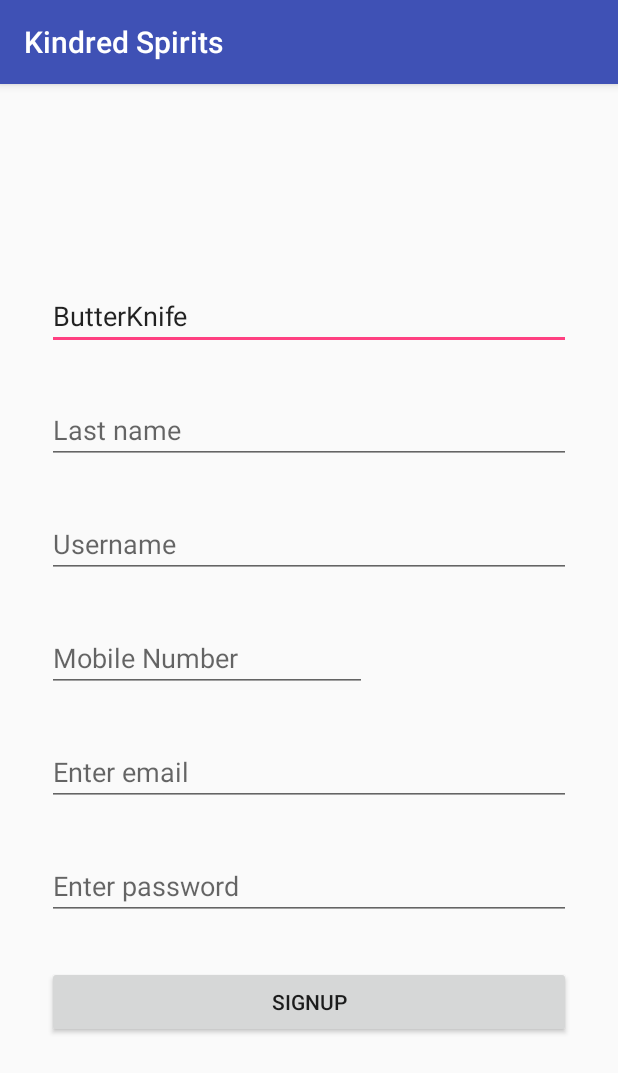
After one commit to chandlergaines/KindredSpirits, an Android app: the RegistrationActivity screen opened directly, with no data from a screen before it, on a phone screen of 412 x 824 dp. The commit adds this screen. Shown: the top 1073 px of the screen. Run offline under Robolectric (Android 15) with nearby library versions, the phone set to English and light mode, and no system bars; our stand-ins replace ButterKnife.

Commit message:
Third commit: Set up Butterknife, added Registration activity layout, doesn't go anywhere yet.

```diff
--- a/KindredSpirits/app/build.gradle
+++ b/KindredSpirits/app/build.gradle
@@ -1,4 +1,5 @@
 apply plugin: 'com.android.application'
+apply plugin: 'com.neenbedankt.android-apt'
 
 android {
     compileSdkVersion 24
@@ -31,6 +32,7 @@ dependencies {
     compile 'com.jakewharton:butterknife:8.4.0'
     compile 'com.google.firebase:firebase-auth:9.2.1'
     compile 'com.google.firebase:firebase-messaging:9.2.1'
+    apt 'com.jakewharton:butterknife-compiler:8.4.0'
 }
 
 apply plugin: 'com.google.gms.google-services'
--- a/KindredSpirits/app/src/main/AndroidManifest.xml
+++ b/KindredSpirits/app/src/main/AndroidManifest.xml
@@ -17,7 +17,6 @@
     <uses-permission android:name="android.permission.READ_PROFILE"/>
     <uses-permission android:name="android.permission.READ_CONTACTS"/>
     <uses-permission android:name="android.permission.INTERNET"/>
-
 
     <application
         android:allowBackup="true"
@@ -46,6 +45,8 @@
             android:name=".LoginActivity"
             android:label="@string/title_activity_login">
         </activity>
+        <activity android:name=".RegistrationActivity">
+        </activity>
     </application>
 
 </manifest>
--- a/KindredSpirits/app/src/main/java/com/chandler/android/aca/kindredspirits/NoteDialogNew.java
+++ b/KindredSpirits/app/src/main/java/com/chandler/android/aca/kindredspirits/NoteDialogNew.java
@@ -28,6 +28,7 @@ public class NoteDialogNew extends DialogFragment{
     private static final int CAMERA_REQUEST = 123;
     private ImageView mImageView;
     private Button mAddPhoto;
+    //todo bindview these things when you have the sanity
 
 
     public String mCurrentPhotoPath;
--- /dev/null
+++ b/KindredSpirits/app/src/main/java/com/chandler/android/aca/kindredspirits/RegistrationActivity.java
@@ -0,0 +1,30 @@
+package com.chandler.android.aca.kindredspirits;
+
+import android.os.Bundle;
+import android.support.v7.app.AppCompatActivity;
+import android.widget.Button;
+import android.widget.EditText;
+
+import butterknife.BindView;
+import butterknife.ButterKnife;
+
+public class RegistrationActivity extends AppCompatActivity {
+
+    @BindView(R.id.editTextFirstName) EditText mFirstName;
+    @BindView(R.id.editTextLastName) EditText mLastName;
+    @BindView(R.id.editTextUsername) EditText mUsername;
+    @BindView(R.id.editTextPassword) EditText mPassword;
+    @BindView(R.id.editTextMobile) EditText mMoblieNumber;
+    @BindView(R.id.editTextEmail) EditText mEmail;
+    @BindView(R.id.buttonSignup) Button mRegister;
+
+    @Override
+    protected void onCreate(Bundle savedInstanceState) {
+        super.onCreate(savedInstanceState);
+        setContentView(R.layout.activity_registration);
+
+        ButterKnife.bind(this);
+
+        mFirstName.setText("ButterKnife");
+    }
+}
--- /dev/null
+++ b/KindredSpirits/app/src/main/res/layout/activity_registration.xml
@@ -0,0 +1,78 @@
+<?xml version="1.0" encoding="utf-8"?>
+<RelativeLayout
+    xmlns:android="http://schemas.android.com/apk/res/android"
+    xmlns:tools="http://schemas.android.com/tools"
+    android:id="@+id/activity_registration"
+    android:layout_width="match_parent"
+    android:layout_height="match_parent"
+    android:paddingBottom="@dimen/activity_vertical_margin"
+    android:paddingLeft="@dimen/activity_horizontal_margin"
+    android:paddingRight="@dimen/activity_horizontal_margin"
+    android:paddingTop="@dimen/activity_vertical_margin"
+    tools:context="com.chandler.android.aca.kindredspirits.RegistrationActivity">
+
+    <LinearLayout
+        android:layout_centerVertical="true"
+        android:layout_width="match_parent"
+        android:layout_height="wrap_content"
+        android:orientation="vertical">
+
+        <EditText
+            android:id="@+id/editTextFirstName"
+            android:layout_width="match_parent"
+            android:layout_height="wrap_content"
+            android:layout_margin="15dp"
+            android:hint="First name"
+            android:inputType="textPersonName"/>
+
+        <EditText
+            android:id="@+id/editTextLastName"
+            android:layout_width="match_parent"
+            android:layout_height="wrap_content"
+            android:layout_margin="15dp"
+            android:hint="Last name"
+            android:inputType="textPersonName"/>
+
+        <EditText
+            android:id="@+id/editTextUsername"
+            android:layout_width="match_parent"
+            android:layout_height="wrap_content"
+            android:layout_margin="15dp"
+            android:hint="Username"/>
+
+        <EditText
+            android:layout_width="wrap_content"
+            android:layout_height="wrap_content"
+            android:layout_margin="15dp"
+            android:inputType="number"
+            android:ems="10"
+            android:hint="Mobile Number"
+            android:id="@+id/editTextMobile"/>
+
+        <EditText
+            android:id="@+id/editTextEmail"
+            android:layout_width="match_parent"
+            android:layout_height="wrap_content"
+            android:layout_margin="15dp"
+            android:hint="Enter email"
+            android:inputType="textEmailAddress" />
+
+        <EditText
+            android:id="@+id/editTextPassword"
+            android:layout_width="match_parent"
+            android:layout_height="wrap_content"
+            android:layout_margin="15dp"
+            android:hint="Enter password"
+            android:inputType="textPassword" />
+
+        <Button
+            android:id="@+id/buttonSignup"
+            android:layout_width="match_parent"
+            android:layout_height="wrap_content"
+            android:layout_margin="15dp"
+            android:text="Signup" />
+
+    </LinearLayout>
+
+
+</RelativeLayout>
--- a/KindredSpirits/build.gradle
+++ b/KindredSpirits/build.gradle
@@ -7,7 +7,7 @@ buildscript {
     dependencies {
         classpath 'com.android.tools.build:gradle:2.2.2'
         classpath 'com.google.gms:google-services:3.0.0'
-
+        classpath 'com.neenbedankt.gradle.plugins:android-apt:1.4'
         // NOTE: Do not place your application dependencies here; they belong
         // in the individual module build.gradle files
     }
```
Also changed, not shown: KindredSpirits/app/src/main/java/com/chandler/android/aca/kindredspirits/KindWordsActivity.java (+7 -6 lines), KindredSpirits/app/src/main/java/com/chandler/android/aca/kindredspirits/MainActivity.java (+17 -11 lines), KindredSpirits/app/src/main/res/layout/activity_main.xml (+13 -3 lines).
